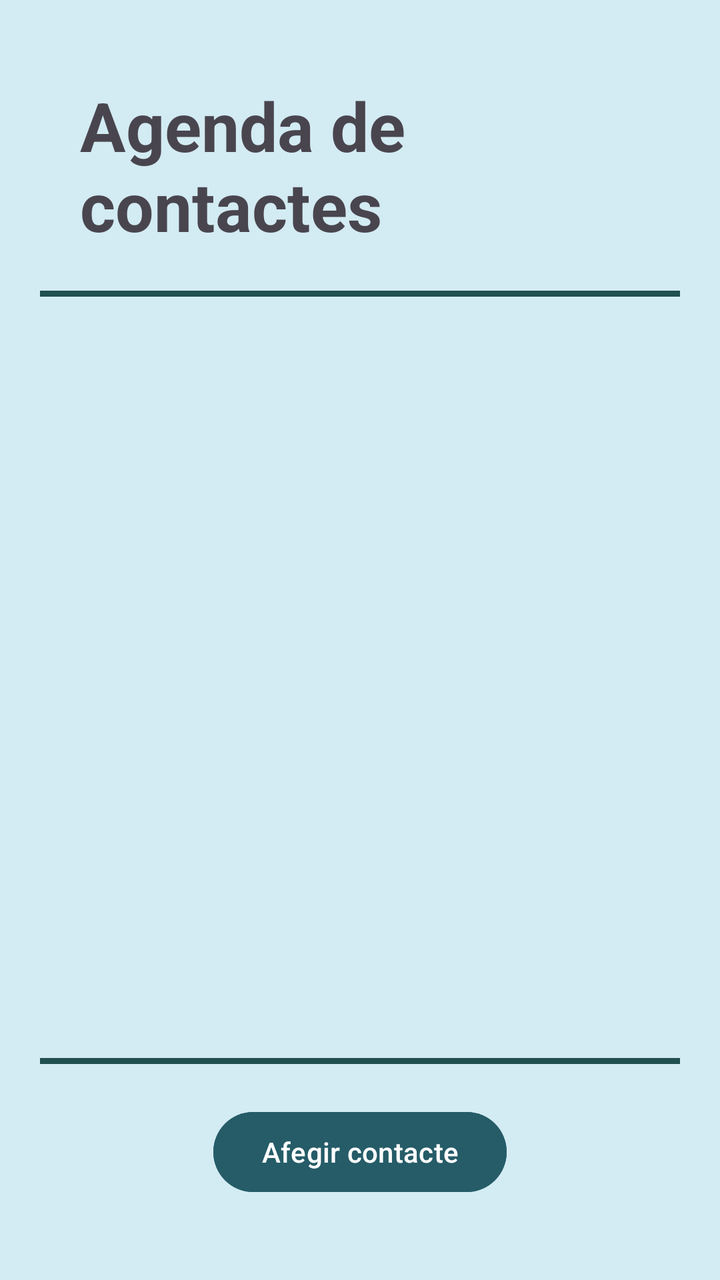
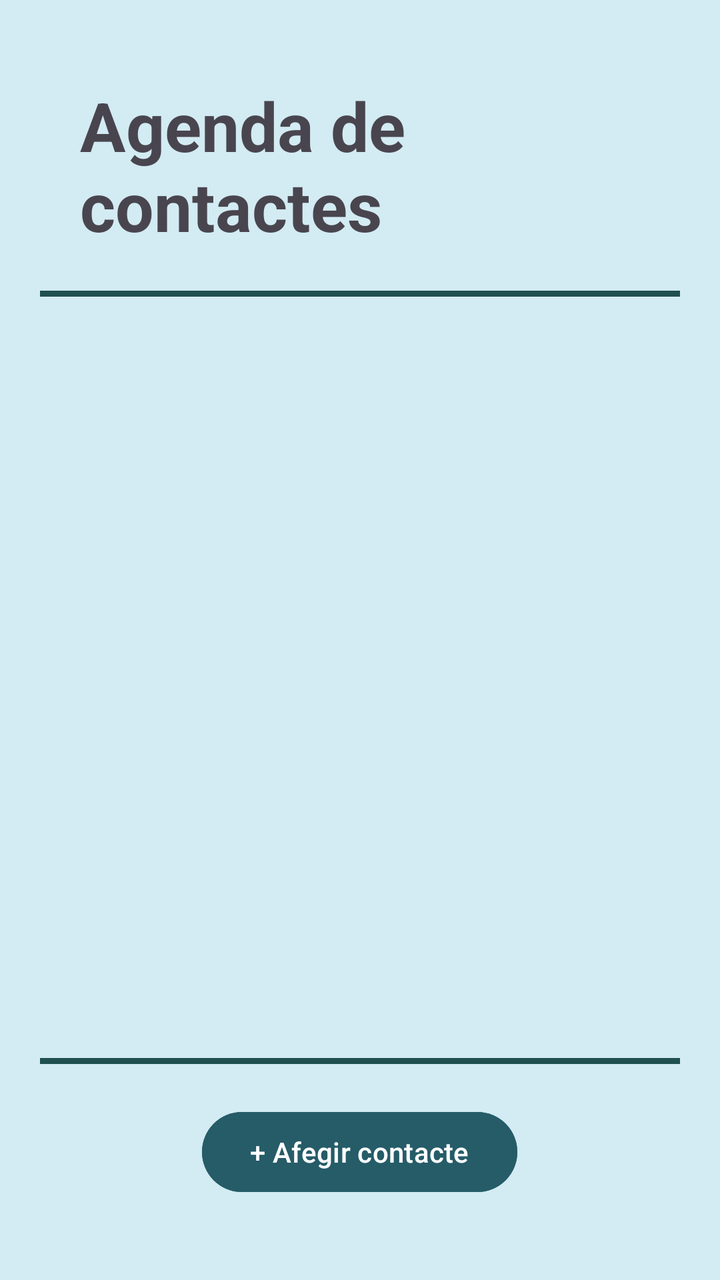

Screens rendered from an Android XML layout before and after an edit, with the pre-edit source and the edit as a unified diff.
<!-- AndroidManifest.xml: application theme Theme.Agenda -->
<!-- res/layout/activity_main.xml -->
<?xml version="1.0" encoding="utf-8"?>
<LinearLayout xmlns:android="http://schemas.android.com/apk/res/android"
    xmlns:tools="http://schemas.android.com/tools"
    android:id="@+id/main"
    android:layout_width="match_parent"
    android:layout_height="match_parent"
    android:gravity="center"
    android:orientation="vertical"
    android:padding="20dp"
    android:background="#D3EBF2"
    tools:context=".MainActivity">

    <TextView
        android:layout_width="match_parent"
        android:layout_height="wrap_content"
        android:text="Agenda de contactes"
        android:textSize="34sp"
        android:textStyle="bold"
        android:layout_margin="20dp"/>

    <FrameLayout
        android:layout_width="match_parent"
        android:layout_height="3dp"
        android:background="#205050"/>

    <ListView
        android:id="@+id/lvContactes"
        android:layout_width="match_parent"
        android:layout_height="0dp"
        android:layout_weight="1"/>

    <FrameLayout
        android:layout_width="match_parent"
        android:layout_height="3dp"
        android:background="#205050"/>

    <Button
        android:id="@+id/btnAfegir"
        android:layout_margin="20dp"
        android:layout_width="wrap_content"
        android:layout_height="wrap_content"
        android:text="Afegir contacte"
        android:backgroundTint="#255C68"/>

</LinearLayout>
<!-- resources referenced by this layout -->
<resources>
  <style name="Theme.Agenda" parent="Base.Theme.Agenda" />
  <style name="Base.Theme.Agenda" parent="Theme.Material3.DayNight.NoActionBar">
          
          
      </style>
</resources>

<!-- the commit's change to res/layout/activity_main.xml (unified diff, before → after) -->
@@ -23,6 +23,17 @@
         android:layout_height="3dp"
         android:background="#205050"/>
 
+    <TextView
+        android:id="@+id/txtMissatge"
+        android:layout_width="match_parent"
+        android:layout_height="wrap_content"
+        android:gravity="center"
+        android:textSize="16sp"
+        android:textStyle="bold"
+        android:textColor="#953636"
+        android:padding="8dp"
+        android:visibility="gone"/>
+
     <ListView
         android:id="@+id/lvContactes"
         android:layout_width="match_parent"
@@ -39,7 +50,7 @@
         android:layout_margin="20dp"
         android:layout_width="wrap_content"
         android:layout_height="wrap_content"
-        android:text="Afegir contacte"
+        android:text="+ Afegir contacte"
         android:backgroundTint="#255C68"/>
 
 </LinearLayout>
